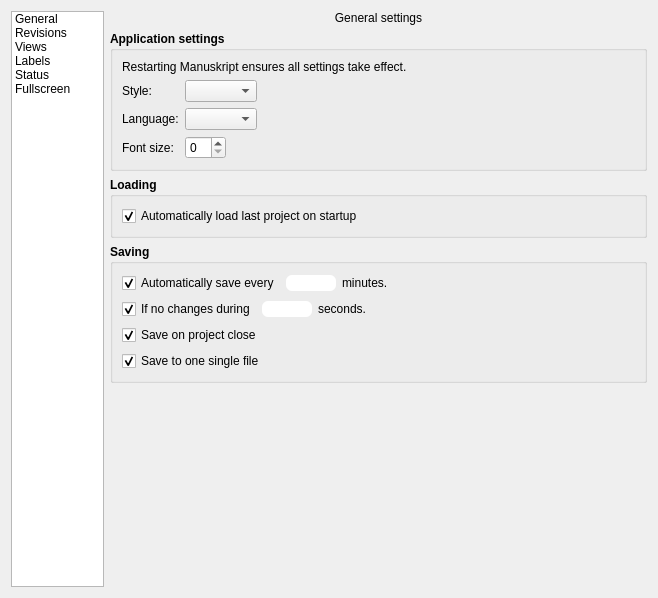
Old version of the form manuskript/ui/settings_ui.ui in the repository olivierkes/manuskript.
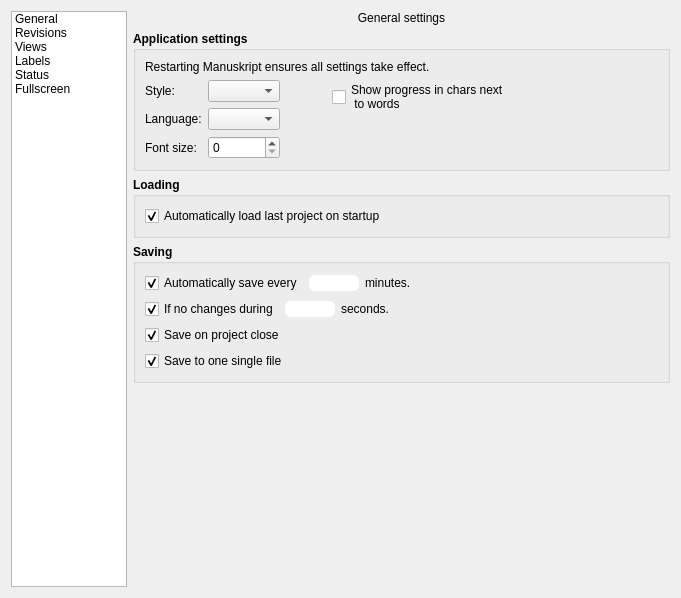
New version of the form. The open tabs and pages were chosen to show the change. Icons and pictures are not drawn.

Commit message: Added char-count with settings to enable/disable it.

What changed in the file:
```diff
--- a/manuskript/ui/settings_ui.ui
+++ b/manuskript/ui/settings_ui.ui
@@ -6,7 +6,7 @@
    <rect>
     <x>0</x>
     <y>0</y>
-    <width>658</width>
+    <width>681</width>
     <height>598</height>
    </rect>
   </property>
@@ -98,10 +98,35 @@
           <string>Application settings</string>
          </property>
          <layout class="QFormLayout" name="formLayout_13">
+          <item row="0" column="0" colspan="2">
+           <layout class="QGridLayout" name="gridLayout_4">
+            <item row="0" column="0">
+             <widget class="QLabel" name="label_2">
+              <property name="font">
+               <font>
+                <weight>50</weight>
+                <bold>false</bold>
+               </font>
+              </property>
+              <property name="text">
+               <string>Restarting Manuskript ensures all settings take effect.</string>
+              </property>
+              <property name="wordWrap">
+               <bool>true</bool>
+              </property>
+             </widget>
+            </item>
+            <item row="1" column="0">
+             <layout class="QHBoxLayout" name="horizontalLayout_12">
+              <property name="sizeConstraint">
+               <enum>QLayout::SetDefaultConstraint</enum>
+              </property>
+              <item>
+               <layout class="QFormLayout" name="formLayout_14">
           <property name="fieldGrowthPolicy">
-           <enum>QFormLayout::FieldsStayAtSizeHint</enum>
-          </property>
-          <item row="3" column="0">
+                 <enum>QFormLayout::AllNonFixedFieldsGrow</enum>
+                </property>
+                <item row="0" column="0">
            <widget class="QLabel" name="label_56">
             <property name="font">
              <font>
@@ -114,7 +139,7 @@
             </property>
            </widget>
           </item>
-          <item row="3" column="1">
+                <item row="0" column="1">
            <widget class="QComboBox" name="cmbStyle">
             <property name="font">
              <font>
@@ -124,7 +149,7 @@
             </property>
            </widget>
           </item>
-          <item row="6" column="0">
+                <item row="1" column="0">
            <widget class="QLabel" name="label_57">
             <property name="font">
              <font>
@@ -137,7 +162,7 @@
             </property>
            </widget>
           </item>
-          <item row="6" column="1">
+                <item row="1" column="1">
            <widget class="QComboBox" name="cmbTranslation">
             <property name="font">
              <font>
@@ -147,7 +172,7 @@
             </property>
            </widget>
           </item>
-          <item row="7" column="0">
+                <item row="2" column="0">
            <widget class="QLabel" name="label_58">
             <property name="font">
              <font>
@@ -160,7 +185,7 @@
             </property>
            </widget>
           </item>
-          <item row="7" column="1">
+                <item row="2" column="1">
            <widget class="QSpinBox" name="spnGeneralFontSize">
             <property name="font">
              <font>
@@ -170,8 +195,12 @@
             </property>
            </widget>
           </item>
-          <item row="2" column="0" colspan="2">
-           <widget class="QLabel" name="label_2">
+               </layout>
+              </item>
+              <item>
+               <layout class="QFormLayout" name="formLayout_15">
+                <item row="0" column="1">
+                 <widget class="QCheckBox" name="chkProgressChars">
             <property name="font">
              <font>
               <weight>50</weight>
@@ -179,12 +208,29 @@
              </font>
             </property>
             <property name="text">
-             <string>Restarting Manuskript ensures all settings take effect.</string>
-            </property>
-            <property name="wordWrap">
-             <bool>true</bool>
-            </property>
-           </widget>
+                   <string>Show progress in chars next
+ to words</string>
+                  </property>
+                 </widget>
+                </item>
+                <item row="0" column="0">
+                 <spacer name="horizontalSpacer_6">
+                  <property name="orientation">
+                   <enum>Qt::Horizontal</enum>
+                  </property>
+                  <property name="sizeHint" stdset="0">
+                   <size>
+                    <width>40</width>
+                    <height>20</height>
+                   </size>
+                  </property>
+                 </spacer>
+                </item>
+               </layout>
+              </item>
+             </layout>
+            </item>
+           </layout>
           </item>
          </layout>
         </widget>
```
Left out of the diff: 37 changed lines with no effect on the pictures. Lines whose indentation alone changed are shown as unchanged. The commit also changes 7 other files.
